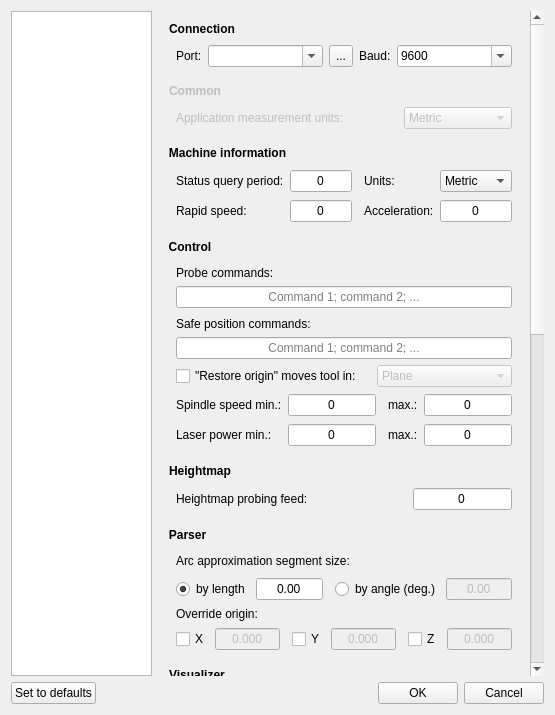
Old version of the form src/frmsettings.ui in the repository Denvi/Candle.
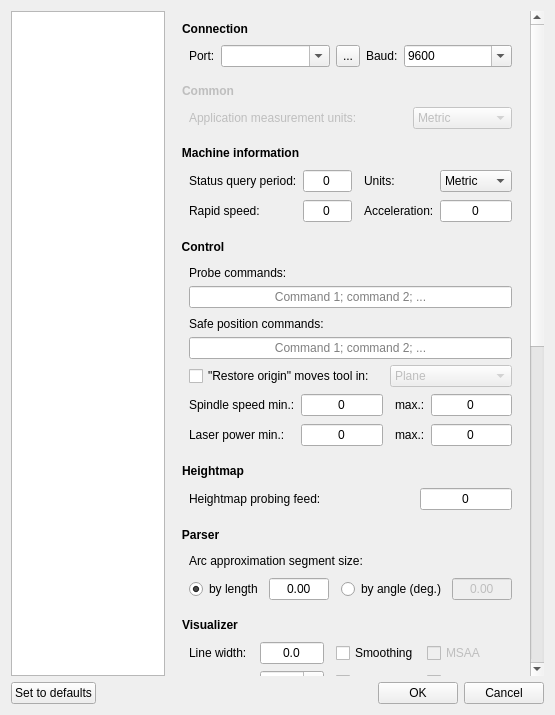
New version of the form. Icons and pictures are not drawn. Custom widgets are drawn as their Qt base class.

Patch:
```diff
--- a/src/frmsettings.ui
+++ b/src/frmsettings.ui
@@ -71,9 +71,9 @@
         <property name="geometry">
          <rect>
           <x>0</x>
-          <y>-845</y>
-          <width>456</width>
-          <height>1499</height>
+          <y>-412</y>
+          <width>414</width>
+          <height>1443</height>
          </rect>
         </property>
         <layout class="QVBoxLayout" name="verticalLayout_4">
@@ -743,154 +743,6 @@
               </item>
              </layout>
             </item>
-            <item>
-             <widget class="QLabel" name="label_6">
-              <property name="text">
-               <string>Override origin:</string>
-              </property>
-             </widget>
-            </item>
-            <item>
-             <layout class="QHBoxLayout" name="horizontalLayout_12">
-              <item>
-               <widget class="QCheckBox" name="chkOverrideX">
-                <property name="text">
-                 <string>X</string>
-                </property>
-               </widget>
-              </item>
-              <item>
-               <widget class="QDoubleSpinBox" name="txtOverrideX">
-                <property name="enabled">
-                 <bool>false</bool>
-                </property>
-                <property name="sizePolicy">
-                 <sizepolicy hsizetype="Expanding" vsizetype="Fixed">
-                  <horstretch>0</horstretch>
-                  <verstretch>0</verstretch>
-                 </sizepolicy>
-                </property>
-                <property name="alignment">
-                 <set>Qt::AlignCenter</set>
-                </property>
-                <property name="buttonSymbols">
-                 <enum>QAbstractSpinBox::NoButtons</enum>
-                </property>
-                <property name="decimals">
-                 <number>3</number>
-                </property>
-                <property name="minimum">
-                 <double>-9999.000000000000000</double>
-                </property>
-                <property name="maximum">
-                 <double>9999.000000000000000</double>
-                </property>
-               </widget>
-              </item>
-              <item>
-               <spacer name="horizontalSpacer_17">
-                <property name="orientation">
-                 <enum>Qt::Horizontal</enum>
-                </property>
-                <property name="sizeType">
-                 <enum>QSizePolicy::Fixed</enum>
-                </property>
-                <property name="sizeHint" stdset="0">
-                 <size>
-                  <width>6</width>
-                  <height>20</height>
-                 </size>
-                </property>
-               </spacer>
-              </item>
-              <item>
-               <widget class="QCheckBox" name="chkOverrideY">
-                <property name="text">
-                 <string>Y</string>
-                </property>
-               </widget>
-              </item>
-              <item>
-               <widget class="QDoubleSpinBox" name="txtOverrideY">
-                <property name="enabled">
-                 <bool>false</bool>
-                </property>
-                <property name="sizePolicy">
-                 <sizepolicy hsizetype="Expanding" vsizetype="Fixed">
-                  <horstretch>0</horstretch>
-                  <verstretch>0</verstretch>
-                 </sizepolicy>
-                </property>
-                <property name="alignment">
-                 <set>Qt::AlignCenter</set>
-                </property>
-                <property name="buttonSymbols">
-                 <enum>QAbstractSpinBox::NoButtons</enum>
-                </property>
-                <property name="decimals">
-                 <number>3</number>
-                </property>
-                <property name="minimum">
-                 <double>-9999.000000000000000</double>
-                </property>
-                <property name="maximum">
-                 <double>9999.000000000000000</double>
-                </property>
-               </widget>
-              </item>
-              <item>
-               <spacer name="horizontalSpacer_18">
-                <property name="orientation">
-                 <enum>Qt::Horizontal</enum>
-                </property>
-                <property name="sizeType">
-                 <enum>QSizePolicy::Fixed</enum>
-                </property>
-                <property name="sizeHint" stdset="0">
-                 <size>
-                  <width>6</width>
-                  <height>20</height>
-                 </size>
-                </property>
-               </spacer>
-              </item>
-              <item>
-               <widget class="QCheckBox" name="chkOverrideZ">
-                <property name="text">
-                 <string>Z</string>
-                </property>
-               </widget>
-              </item>
-              <item>
-               <widget class="QDoubleSpinBox" name="txtOverrideZ">
-                <property name="enabled">
-                 <bool>false</bool>
-                </property>
-                <property name="sizePolicy">
-                 <sizepolicy hsizetype="Expanding" vsizetype="Fixed">
-                  <horstretch>0</horstretch>
-                  <verstretch>0</verstretch>
-                 </sizepolicy>
-                </property>
-                <property name="alignment">
-                 <set>Qt::AlignCenter</set>
-                </property>
-                <property name="buttonSymbols">
-                 <enum>QAbstractSpinBox::NoButtons</enum>
-                </property>
-                <property name="decimals">
-                 <number>3</number>
-                </property>
-                <property name="minimum">
-                 <double>-9999.000000000000000</double>
-                </property>
-                <property name="maximum">
-                 <double>9999.000000000000000</double>
-                </property>
-               </widget>
-              </item>
-             </layout>
-            </item>
            </layout>
           </widget>
          </item>
@@ -1061,7 +913,7 @@
                </layout>
               </item>
               <item row="3" column="0">
-               <widget class="QCheckBox" name="chkSimplify_2">
+               <widget class="QCheckBox" name="chkGrayscale">
                 <property name="text">
                  <string>Grayscale segments</string>
                 </property>
@@ -1094,38 +946,6 @@
                 </property>
                </widget>
               </item>
-              <item row="4" column="3">
-               <widget class="QLabel" name="label_9">
-                <property name="enabled">
-                 <bool>false</bool>
-                </property>
-                <property name="text">
-                 <string>Tool position:</string>
-                </property>
-               </widget>
-              </item>
-              <item row="4" column="4">
-               <widget class="QDoubleSpinBox" name="txtIgnoreZToolPosition">
-                <property name="enabled">
-                 <bool>false</bool>
-                </property>
-                <property name="alignment">
-                 <set>Qt::AlignCenter</set>
-                </property>
-                <property name="buttonSymbols">
-                 <enum>QAbstractSpinBox::NoButtons</enum>
-                </property>
-                <property name="decimals">
-                 <number>3</number>
-                </property>
-                <property name="minimum">
-                 <double>-9999.000000000000000</double>
-                </property>
-                <property name="maximum">
-                 <double>9999.000000000000000</double>
-                </property>
-               </widget>
-              </item>
              </layout>
             </item>
            </layout>
```
Left out of the diff: 84 changed lines with no effect on the pictures.
